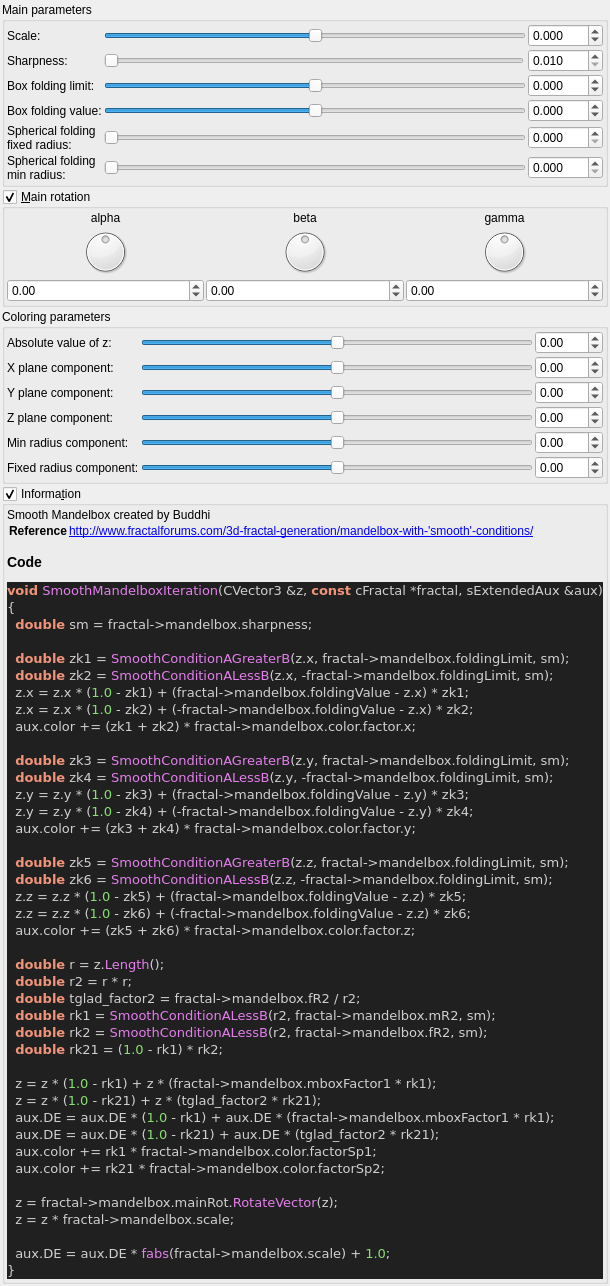
This is mandelbulber2/qt_data/fractal_smooth_mandelbox.ui in buddhi1980/mandelbulber2 as Qt 5 draws it before an edit. The edited form follows.
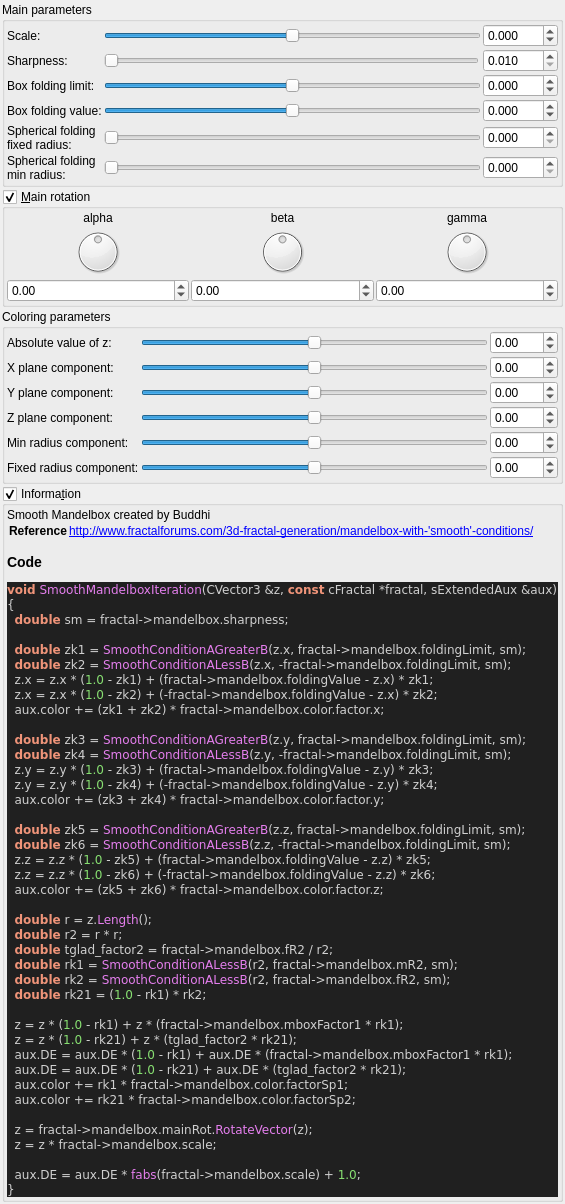
This is the edited form. Custom widgets are drawn as their Qt base class.

The edit to the form file:
```diff
--- a/mandelbulber2/qt_data/fractal_smooth_mandelbox.ui
+++ b/mandelbulber2/qt_data/fractal_smooth_mandelbox.ui
@@ -999,7 +999,7 @@
 &lt;title&gt;Source file&lt;/title&gt;
 &lt;/head&gt;
 &lt;body style=&quot;background-color:#202020&quot;&gt;
-&lt;pre style=&quot;color:#d0d0d0; background-color:#202020; font-size:10pt; font-family:'Courier New';&quot;&gt;&lt;span style=&quot;color:#f09479; font-weight:bold&quot;&gt;void&lt;/span&gt; &lt;span style=&quot;color:#e47eed&quot;&gt;SmoothMandelboxIteration&lt;/span&gt;&lt;span style=&quot;color:#d0d0d0&quot;&gt;(&lt;/span&gt;CVector3 &lt;span style=&quot;color:#d0d0d0&quot;&gt;&amp;amp;&lt;/span&gt;z&lt;span style=&quot;color:#d0d0d0&quot;&gt;,&lt;/span&gt; &lt;span style=&quot;color:#f09479; font-weight:bold&quot;&gt;const&lt;/span&gt; cFractal &lt;span style=&quot;color:#d0d0d0&quot;&gt;*&lt;/span&gt;fractal&lt;span style=&quot;color:#d0d0d0&quot;&gt;,&lt;/span&gt; sExtendedAux &lt;span style=&quot;color:#d0d0d0&quot;&gt;&amp;amp;&lt;/span&gt;aux&lt;span style=&quot;color:#d0d0d0&quot;&gt;)&lt;/span&gt;
+&lt;pre style=&quot;color:#d0d0d0; background-color:#202020;  font-family:'Courier New';&quot;&gt;&lt;span style=&quot;color:#f09479; font-weight:bold&quot;&gt;void&lt;/span&gt; &lt;span style=&quot;color:#e47eed&quot;&gt;SmoothMandelboxIteration&lt;/span&gt;&lt;span style=&quot;color:#d0d0d0&quot;&gt;(&lt;/span&gt;CVector3 &lt;span style=&quot;color:#d0d0d0&quot;&gt;&amp;amp;&lt;/span&gt;z&lt;span style=&quot;color:#d0d0d0&quot;&gt;,&lt;/span&gt; &lt;span style=&quot;color:#f09479; font-weight:bold&quot;&gt;const&lt;/span&gt; cFractal &lt;span style=&quot;color:#d0d0d0&quot;&gt;*&lt;/span&gt;fractal&lt;span style=&quot;color:#d0d0d0&quot;&gt;,&lt;/span&gt; sExtendedAux &lt;span style=&quot;color:#d0d0d0&quot;&gt;&amp;amp;&lt;/span&gt;aux&lt;span style=&quot;color:#d0d0d0&quot;&gt;)&lt;/span&gt;
 &lt;span style=&quot;color:#d0d0d0&quot;&gt;{&lt;/span&gt;
   &lt;span style=&quot;color:#f09479; font-weight:bold&quot;&gt;double&lt;/span&gt; sm &lt;span style=&quot;color:#d0d0d0&quot;&gt;=&lt;/span&gt; fractal&lt;span style=&quot;color:#d0d0d0&quot;&gt;-&amp;gt;&lt;/span&gt;mandelbox&lt;span style=&quot;color:#d0d0d0&quot;&gt;.&lt;/span&gt;sharpness&lt;span style=&quot;color:#d0d0d0&quot;&gt;;&lt;/span&gt;
 
```
